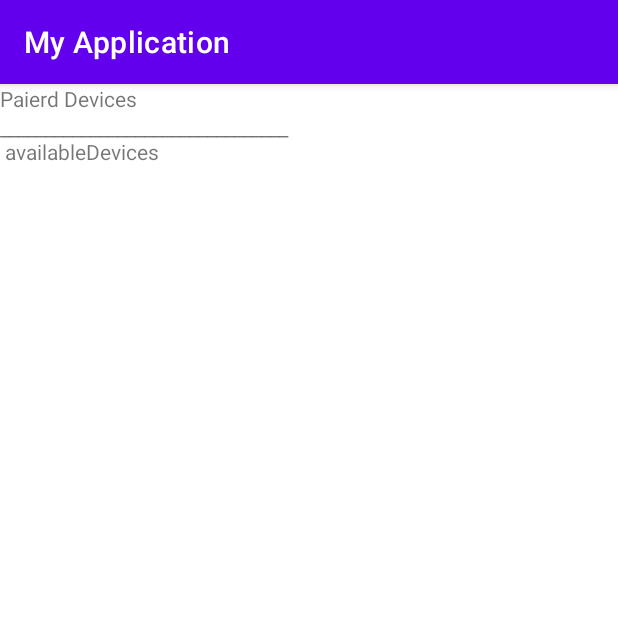
After one commit to OmarYousef-CS/finalProject, an Android app: the ListOfDevices screen opened directly, with no data from a screen before it, on a phone screen of 412 x 824 dp, the top half of it. The commit adds this screen. Run offline under Robolectric (Android 15) with nearby library versions, the phone set to English and light mode, and no system bars.

Commit message:
findDevices

```diff
--- /dev/null
+++ b/app/src/main/java/com/example/myapplication/ListOfDevices.java
@@ -0,0 +1,114 @@
+package com.example.myapplication;
+
+import androidx.appcompat.app.AppCompatActivity;
+import androidx.core.app.ActivityCompat;
+
+import android.Manifest;
+import android.bluetooth.BluetoothAdapter;
+import android.bluetooth.BluetoothDevice;
+import android.content.BroadcastReceiver;
+import android.content.Context;
+import android.content.Intent;
+import android.content.IntentFilter;
+import android.content.pm.PackageManager;
+import android.os.Bundle;
+import android.widget.ArrayAdapter;
+import android.widget.ListView;
+import android.widget.Toast;
+
+import java.util.ArrayList;
+import java.util.List;
+import java.util.Set;
+
+public class ListOfDevices extends AppCompatActivity {
+    private ListView paierdDevicesList, availableDevicesList;
+    private BluetoothAdapter bluetoothAdapter;
+    private ArrayAdapter<String> adapterPairedDevices, adapterAvailableDevices;
+    private Context context;
+
+    @Override
+    protected void onCreate(Bundle savedInstanceState) {
+        super.onCreate(savedInstanceState);
+        setContentView(R.layout.activity_list_of_devices);
+        init();
+    }
+
+    private void init() {
+        paierdDevicesList = (ListView) findViewById(R.id.paierdDevices);
+        availableDevicesList = findViewById(R.id.availableDevices);
+
+        adapterAvailableDevices = new ArrayAdapter<String>(this, android.R.layout.simple_list_item_1);
+
+        bluetoothAdapter = BluetoothAdapter.getDefaultAdapter();
+        if (bluetoothAdapter == null) {
+            Toast.makeText(this, "Bluetooth not supported", Toast.LENGTH_SHORT).show();
+        }
+        if (!(bluetoothAdapter.isEnabled())) {
+            Intent askTurnOnBluetooth = new Intent(BluetoothAdapter.ACTION_REQUEST_ENABLE);
+            startActivityForResult(askTurnOnBluetooth, 1);
+           Toast.makeText(this, "Bluetooth Enable now", Toast.LENGTH_SHORT).show();
+       }
+
+        ArrayList<String> list = new ArrayList<String>();
+        Set<BluetoothDevice> pairedDevices = bluetoothAdapter.getBondedDevices();
+        if (pairedDevices != null && pairedDevices.size() > 0) {
+            for (BluetoothDevice device : pairedDevices) {
+                list.add(device.getName() + "\n" + device.getAddress());
+            }
+        }
+
+        int requestCode = 1;
+        Intent discoverableIntent =
+                new Intent(BluetoothAdapter.ACTION_REQUEST_DISCOVERABLE);
+        discoverableIntent.putExtra(BluetoothAdapter.EXTRA_DISCOVERABLE_DURATION, 300000);
+        startActivityForResult(discoverableIntent, requestCode);
+
+        adapterPairedDevices = new ArrayAdapter<String>(this, android.R.layout.simple_list_item_1, list);
+        paierdDevicesList.setAdapter(adapterPairedDevices);
+
+        IntentFilter intentFilter = new IntentFilter(BluetoothDevice.ACTION_FOUND);
+        registerReceiver(bluetoothDeviceListener, intentFilter);
+        IntentFilter intentFilter1 = new IntentFilter(BluetoothAdapter.ACTION_DISCOVERY_FINISHED);
+        registerReceiver(bluetoothDeviceListener, intentFilter1);
+
+
+    }
+
+    private BroadcastReceiver bluetoothDeviceListener = new BroadcastReceiver() {
+        @Override
+        public void onReceive(Context context, Intent intent) {
+            String action = intent.getAction();
+
+            if (BluetoothDevice.ACTION_FOUND.equals(action)) {
+                BluetoothDevice device = intent.getParcelableExtra(BluetoothDevice.EXTRA_DEVICE);
+                if (device.getBondState() != BluetoothDevice.BOND_BONDED) {
+                    adapterAvailableDevices.add(device.getName() + "\n" + device.getAddress());
+                }
+            } else if (BluetoothAdapter.ACTION_DISCOVERY_FINISHED.equals(action)) {
+                if (adapterAvailableDevices.getCount() == 0) {
+                    Toast.makeText(context, "No new devices found", Toast.LENGTH_SHORT).show();
+                } else {
+                    Toast.makeText(context, "we found new devices", Toast.LENGTH_SHORT).show();
+                }
+            }
+        }
+    };
+
+    private void scanDevices() {
+        adapterAvailableDevices.clear();
+        Toast.makeText(context, "Scan started", Toast.LENGTH_SHORT).show();
+        if (bluetoothAdapter.isDiscovering()) {
+            bluetoothAdapter.cancelDiscovery();
+        }
+        bluetoothAdapter.startDiscovery();
+    }
+
+    @Override
+    protected void onDestroy() {
+        super.onDestroy();
+
+        if (bluetoothDeviceListener != null) {
+            unregisterReceiver(bluetoothDeviceListener);
+        }
+    }
+}
--- a/app/src/main/res/layout/activity_permitions_for_app.xml
+++ b/app/src/main/res/layout/activity_list_of_devices.xml
@@ -4,8 +4,7 @@
     xmlns:tools="http://schemas.android.com/tools"
     android:layout_width="match_parent"
     android:layout_height="match_parent"
-    android:orientation="vertical"
-    tools:context=".PermitionsForApp">
+    android:orientation="vertical">
 
     <TextView
         android:layout_width="match_parent"
@@ -20,13 +19,11 @@
     <TextView
         android:layout_width="match_parent"
         android:layout_height="wrap_content"
-        android:text="availableDevices"/>
+        android:text="________________________________ \n availableDevices"/>
 
     <ListView
         android:id="@+id/availableDevices"
         android:layout_width="match_parent"
         android:layout_height="wrap_content" />
 
-
-
 </LinearLayout>
--- a/app/src/main/res/values/colors.xml
+++ b/app/src/main/res/values/colors.xml
@@ -9,5 +9,6 @@
     <color name="white">#FFFFFFFF</color>
     <color name="gray">#DCDCDC</color>
     <color name="white_blue">#33FFFF</color>
+    <color name="chatBackground">#FFFFCC</color>
 
 </resources>
```
Also changed, not shown: app/src/main/AndroidManifest.xml (+13 -7 lines), app/src/main/java/com/example/myapplication/MainActivity.java (+14 -4 lines), app/src/main/res/layout/activity_main.xml (+7 -5 lines).
